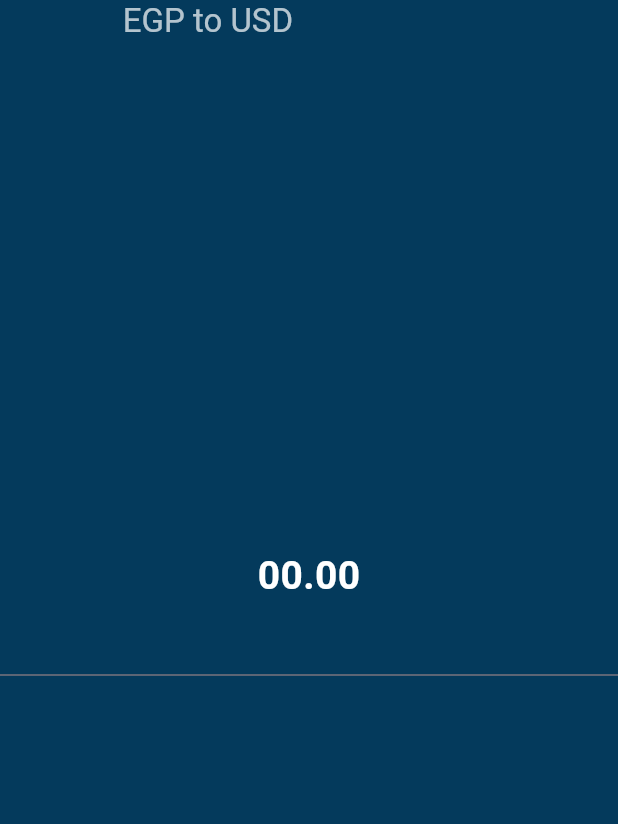
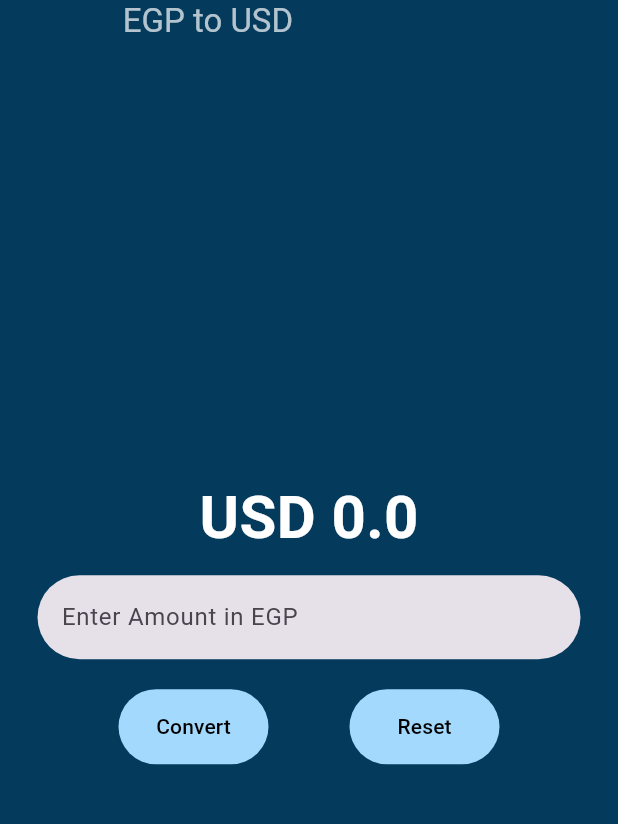
Before and after one commit to elsegeinyangie/Flutter-Currency_Converter, a Flutter app: the screen it shows after launch, on a phone screen of 412 x 824 dp, the part 48-872 px from its top. Run offline on Flutter 3.47's test engine with Material 3 defaults, Android fonts, the phone set to English and light mode, and no system bars.

Commit message:
finished program

```diff
--- a/lib/CurrencyConverter.dart
+++ b/lib/CurrencyConverter.dart
@@ -1,7 +1,42 @@
+import 'package:flutter/cupertino.dart';
 import 'package:flutter/material.dart';
+import 'package:flutter/widgets.dart';
 
-class CurrencyConverter extends StatelessWidget {
+class CurrencyConverter extends StatefulWidget {
   const CurrencyConverter({super.key});
+
+  @override
+  State<CurrencyConverter> createState() => _CurrencyConverterStates();
+}
+
+class _CurrencyConverterStates extends State<CurrencyConverter> {
+  double result = 0.0;
+  final TextEditingController textEditingController = TextEditingController();
+
+  void convertButton() {
+    double? value = double.tryParse(textEditingController.text.trim());
+
+    if (value != null) {
+        result = value * 0.02;
+      setState(() {});
+    }
+  }
+
+  void resetButton() {
+    result = 0.0;
+    textEditingController.clear();
+    setState(() {
+    });
+  }
+
+  ButtonStyle buttonStyle() {
+    return const ButtonStyle(
+      backgroundColor:
+          WidgetStatePropertyAll(Color.fromARGB(255, 163, 217, 253)),
+      minimumSize: WidgetStatePropertyAll(Size(100, 50)),
+      foregroundColor: WidgetStatePropertyAll(Colors.black),
+    );
+  }
 
   @override
   Widget build(BuildContext context) {
@@ -28,22 +63,56 @@ class CurrencyConverter extends StatelessWidget {
           ],
         ),
       ),
-      body: const Center(
+      body: Center(
+        child: Padding(
+          padding: const EdgeInsets.all(25.0),
           child: Column(
             mainAxisAlignment: MainAxisAlignment.center,
             children: [
-            Text(
-              "00.00",
-              style: TextStyle(
+              Padding(
+                padding: const EdgeInsets.all(10.0),
+                child: Text(
+                  'USD $result',
+                  style: const TextStyle(
                     color: Colors.white,
                     fontWeight: FontWeight.bold,
-                fontSize: 26,
+                    fontSize: 40,
+                  ),
                 ),
               ),
               TextField(
-
+                controller: textEditingController,
+                keyboardType:
+                    const TextInputType.numberWithOptions(decimal: true),
+                decoration: const InputDecoration(
+                  filled: true,
+                  hintText: "Enter Amount in EGP",
+                  border: OutlineInputBorder(
+                    borderRadius: BorderRadius.all(Radius.circular(40)),
+                    borderSide: BorderSide.none,
+                  ),
+                ),
+              ),
+              Padding(
+                padding: const EdgeInsets.only(top: 20.0),
+                child: Row(
+                  mainAxisAlignment: MainAxisAlignment.spaceEvenly,
+                  children: [
+                    TextButton(
+                      onPressed: convertButton,
+                      style: buttonStyle(),
+                      child: const Text("Convert"),
+                    ),
+                    TextButton(
+                      onPressed: resetButton,
+                      style: buttonStyle(),
+                      child: const Text("Reset"),
                     ),
                   ],
+                ),
+              ),
+            ],
+          ),
         ),
       ),
     );
```
Lines whose indentation alone changed are shown as unchanged.
